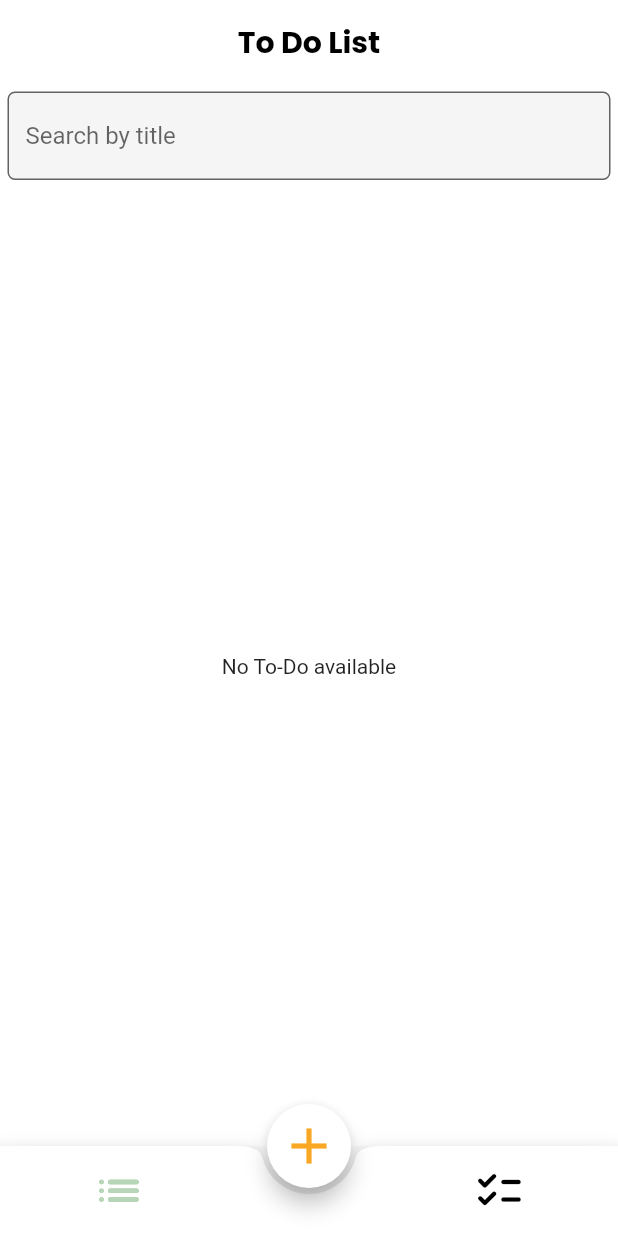
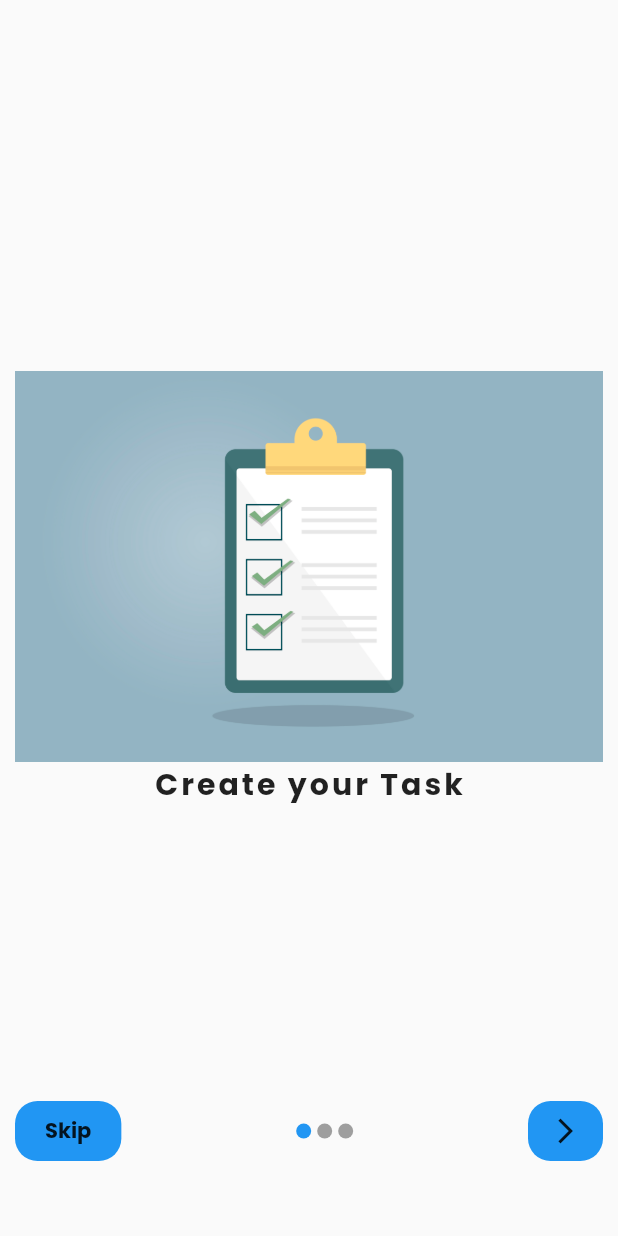
Before and after one commit to monirhelalee/Todo_list, a Flutter app: the screen it shows after launch, on a phone screen of 412 x 824 dp. Run offline on Flutter 3.47's test engine with Material 2 defaults, Android fonts, the light colour scheme and no system bars; our stand-ins replace bot_toast, carousel_slider, google_fonts, shared_preferences, sqflite; accounts and stored records are empty.

Commit message:
add onboarding screen

```diff
--- a/lib/main.dart
+++ b/lib/main.dart
@@ -1,9 +1,11 @@
 import 'package:bot_toast/bot_toast.dart';
 import 'package:flutter/material.dart';
 import 'package:provider/provider.dart';
+import 'package:todo_list/root.dart';
 import 'package:todo_list/util/string_resources.dart';
 import 'package:todo_list/view/bottom_navbar.dart';
 import 'package:todo_list/view/home_screen.dart';
+import 'package:todo_list/view/onboarding_screen.dart';
 import 'package:todo_list/view_model/todo_list_view_model.dart';
 
 void main() {
@@ -13,7 +15,6 @@ void main() {
 class MyApp extends StatelessWidget {
   const MyApp({Key? key}) : super(key: key);
 
-  // This widget is the root of your application.
   @override
   Widget build(BuildContext context) {
     return MultiProvider(
@@ -29,7 +30,7 @@ class MyApp extends StatelessWidget {
         theme: ThemeData(
           primarySwatch: Colors.blue,
         ),
-        home: const BottomNavbar(),
+        home: const Root(),
       ),
     );
   }
--- a/lib/view/complete_todo_screen.dart
+++ b/lib/view/complete_todo_screen.dart
@@ -62,7 +62,10 @@ class _CompleteToDoScreenState extends State<CompleteToDoScreen> {
           ),
           Expanded(
             child: toDoListVm.isLoading
-                ? const CircularProgressIndicator()
+                ? const Center(
+                  child: SizedBox(
+                      height: 30, width: 30, child: CircularProgressIndicator()),
+                )
                 : toDoListVm.completeTodoList.isEmpty ||
                         (toDoListVm
                                 .completeTodoSearchController.text.isNotEmpty &&
--- a/lib/view/onboarding_screen.dart
+++ b/lib/view/onboarding_screen.dart
@@ -0,0 +1,155 @@
+import 'package:carousel_slider/carousel_slider.dart';
+import 'package:flutter/material.dart';
+import 'package:google_fonts/google_fonts.dart';
+import 'package:provider/provider.dart';
+import 'package:shared_preferences/shared_preferences.dart';
+import 'package:todo_list/view/bottom_navbar.dart';
+import 'package:todo_list/view/home_screen.dart';
+import 'package:todo_list/view_model/todo_list_view_model.dart';
+
+class OnBoardingScreen extends StatefulWidget {
+  const OnBoardingScreen({Key? key}) : super(key: key);
+
+  @override
+  State<OnBoardingScreen> createState() => _OnBoardingScreenState();
+}
+
+class _OnBoardingScreenState extends State<OnBoardingScreen> {
+  final List<String> imagesList = [
+    'assets/ob1.jpg',
+    'assets/ob2.jpg',
+    'assets/ob3.jpg',
+  ];
+  //int _currentIndex = 0;
+
+  @override
+  Widget build(BuildContext context) {
+    var toDoListVm = Provider.of<ToDoListViewModel>(context, listen: true);
+    Widget onBoardItem({required String onBoardText}) => Padding(
+          padding: EdgeInsets.only(
+              left: 10,
+              right: 10,
+              top: MediaQuery.of(context).size.height * .3),
+          child: Column(
+            children: [
+              Image.asset(
+                imagesList[toDoListVm.onBoardingIndex < 3
+                    ? toDoListVm.onBoardingIndex
+                    : 2],
+                fit: BoxFit.cover,
+                width: double.infinity,
+              ),
+              Text(
+                onBoardText,
+                style: GoogleFonts.poppins(
+                  fontSize: 20,
+                  fontWeight: FontWeight.bold,
+                  letterSpacing: 2,
+                ),
+              ),
+            ],
+          ),
+        );
+    return Scaffold(
+      body: Stack(
+        alignment: AlignmentDirectional.bottomCenter,
+        children: [
+          PageView(
+            controller: toDoListVm.onBoardPageController,
+            onPageChanged: (v) {
+              toDoListVm.onBoardingIndex = v;
+              debugPrint("swap ${toDoListVm.onBoardingIndex}");
+            },
+            children: [
+              onBoardItem(onBoardText: "Create your Task"),
+              onBoardItem(onBoardText: "Easily Manage Task"),
+              onBoardItem(onBoardText: "Ready to Start Your Day"),
+            ],
+          ),
+          GestureDetector(
+            onTap: () async {
+              var storage = await SharedPreferences.getInstance();
+              storage.setBool("isFirstTimeDoneOnBoarding", true);
+              Navigator.pushAndRemoveUntil(
+                  context,
+                  MaterialPageRoute(builder: (context) => const BottomNavbar()),
+                  (Route<dynamic> route) => false);
+            },
+            child: Padding(
+              padding: const EdgeInsets.only(left: 10, right: 10, bottom: 50),
+              child: Row(
+                mainAxisAlignment: MainAxisAlignment.spaceBetween,
+                children: [
+                  Container(
+                    height: 40,
+                    padding: const EdgeInsets.only(
+                        left: 20, right: 20, top: 5, bottom: 5),
+                    decoration: BoxDecoration(
+                        borderRadius: BorderRadius.circular(15),
+                        color: Colors.blue),
+                    child: Center(
+                        child: Text(
+                      "Skip",
+                      style: GoogleFonts.poppins(fontWeight: FontWeight.bold),
+                    )),
+                  ),
+                  Row(
+                    mainAxisAlignment: MainAxisAlignment.center,
+                    children: imagesList.map((urlOfItem) {
+                      int index = imagesList.indexOf(urlOfItem);
+                      return Container(
+                        width: 10.0,
+                        height: 10.0,
+                        margin: const EdgeInsets.symmetric(
+                            vertical: 10.0, horizontal: 2.0),
+                        decoration: BoxDecoration(
+                          shape: BoxShape.circle,
+                          color: toDoListVm.onBoardingIndex == index
+                              ? Colors.blue
+                              : Colors.grey,
+                        ),
+                      );
+                    }).toList(),
+                  ),
+                  GestureDetector(
+                    onTap: () async {
+                      if (toDoListVm.onBoardingIndex < 3) {
+                        toDoListVm.onBoardingIndex++;
+                        debugPrint("arrow ${toDoListVm.onBoardingIndex}");
+                        toDoListVm.onBoardPageController
+                            .jumpToPage(toDoListVm.onBoardingIndex);
+                      }
+                      ;
+                      if (toDoListVm.onBoardingIndex == 3) {
+                        var storage = await SharedPreferences.getInstance();
+                        storage.setBool("isFirstTimeDoneOnBoarding", true);
+                        Navigator.pushAndRemoveUntil(
+                            context,
+                            MaterialPageRoute(
+                                builder: (context) => const BottomNavbar()),
+                            (Route<dynamic> route) => false);
+                      }
+                    },
+                    child: Container(
+                      height: 40,
+                      padding: const EdgeInsets.only(
+                          left: 15, right: 15, top: 5, bottom: 5),
+                      decoration: BoxDecoration(
+                          borderRadius: BorderRadius.circular(15),
+                          color: Colors.blue),
+                      child: const Center(
+                          child: Icon(
+                        Icons.arrow_forward_ios,
+                        size: 20,
+                      )),
+                    ),
+                  ),
+                ],
+              ),
+            ),
+          )
+        ],
+      ),
+    );
+  }
+}
--- a/lib/view_model/todo_list_view_model.dart
+++ b/lib/view_model/todo_list_view_model.dart
@@ -4,6 +4,7 @@ import 'package:todo_list/service/db_manager.dart';
 
 class ToDoListViewModel extends ChangeNotifier {
   int _selectedPageNo = 0;
+  int _onBoardingIndex = 0;
   List<Map<String, dynamic>> _todoList = [];
   List<Map<String, dynamic>> _completeTodoList = [];
   List<Map<String, dynamic>> _notCompleteTodoList = [];
@@ -15,11 +16,17 @@ class ToDoListViewModel extends ChangeNotifier {
       TextEditingController();
   final TextEditingController titleController = TextEditingController();
   final TextEditingController descriptionController = TextEditingController();
+  final PageController onBoardPageController = PageController();
   bool _isLoading = true;
   bool _isUpdate = false;
 
   set selectedPageNo(int v) {
     _selectedPageNo = v;
+    notifyListeners();
+  }
+
+  set onBoardingIndex(int v) {
+    _onBoardingIndex = v;
     notifyListeners();
   }
 
@@ -146,6 +153,7 @@ class ToDoListViewModel extends ChangeNotifier {
   }
 
   int get selectedPageNo => _selectedPageNo;
+  int get onBoardingIndex => _onBoardingIndex;
   bool get isLoading => _isLoading;
   bool get isUpdate => _isUpdate;
   List<Map<String, dynamic>> get todoList => _todoList;
```
Also changed, not shown: lib/root.dart (added, +42 -0 lines), lib/view/home_screen.dart (+6 -1 lines), pubspec.yaml (+5 -3 lines), assets/ob1.jpg (added), assets/ob2.jpg (added), assets/ob3.jpg (added), pubspec.lock, 1 other file.
